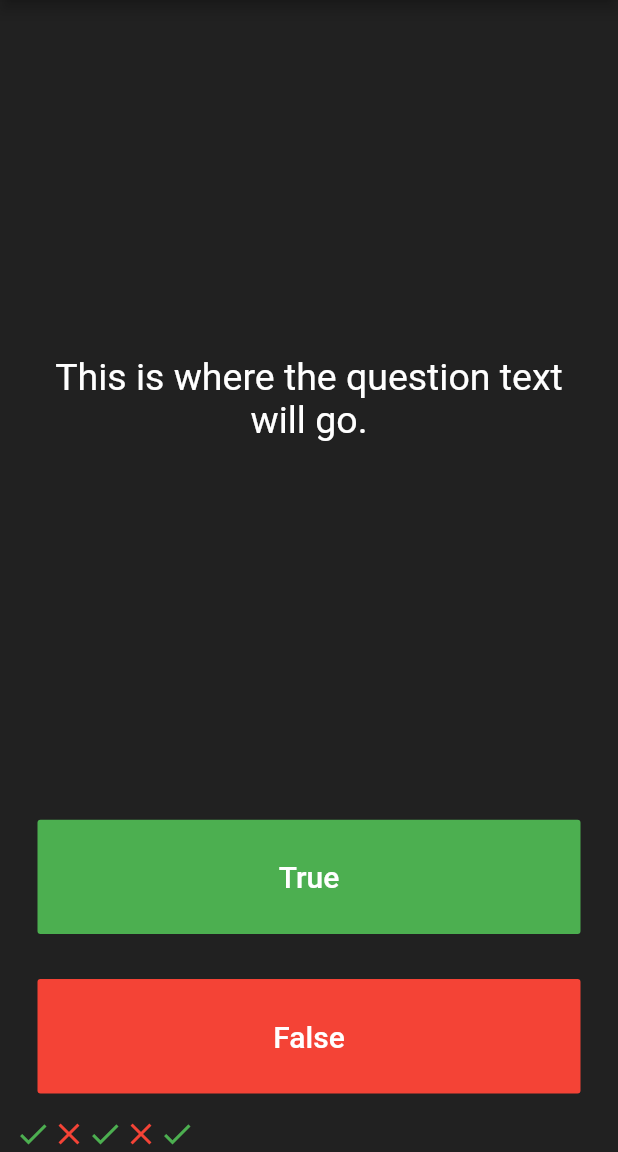
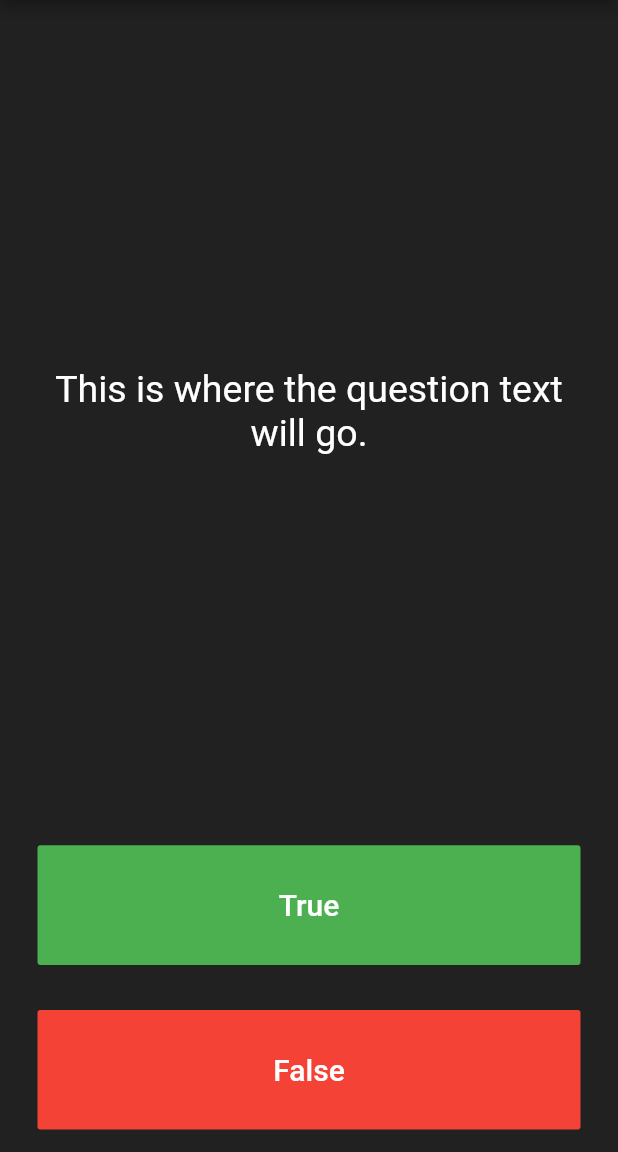
Before and after one commit to Procoder16/Quizzler, a Flutter app: the screen it shows after launch, on a phone screen of 412 x 824 dp, the part 84-1236 px from its top. Run offline on Flutter 3.47's test engine with Material 2 defaults, Android fonts, the phone set to English and light mode, and no system bars.

Commit message:
getting started with the questions

```diff
--- a/lib/main.dart
+++ b/lib/main.dart
@@ -35,28 +35,7 @@ class QuizPage extends StatefulWidget {
 }
 
 class _QuizPageState extends State<QuizPage> {
-  List<Widget> scoreKeeper = [
-    Icon(
-      Icons.check,
-      color: Colors.green,
-    ),
-    Icon(
-      Icons.close,
-      color: Colors.red,
-    ),
-    Icon(
-      Icons.check,
-      color: Colors.green,
-    ),
-    Icon(
-      Icons.close,
-      color: Colors.red,
-    ),
-    Icon(
-      Icons.check,
-      color: Colors.green,
-    ),
-  ];
+  List<Widget> scoreKeeper = [];
 
   @override
   Widget build(BuildContext context) {
```
